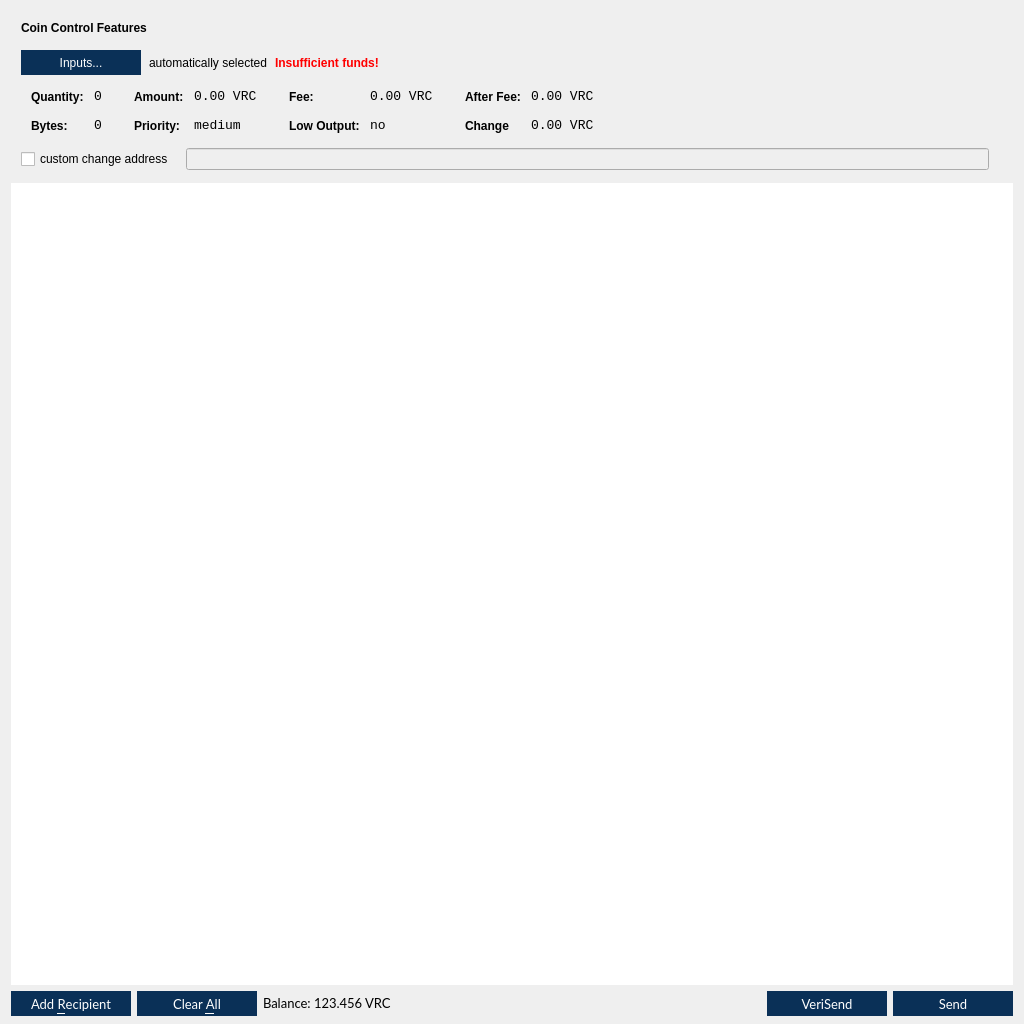
Qt form src/qt/forms/sendcoinsdialog.ui (VeriConomy/vericoin) before a commit.
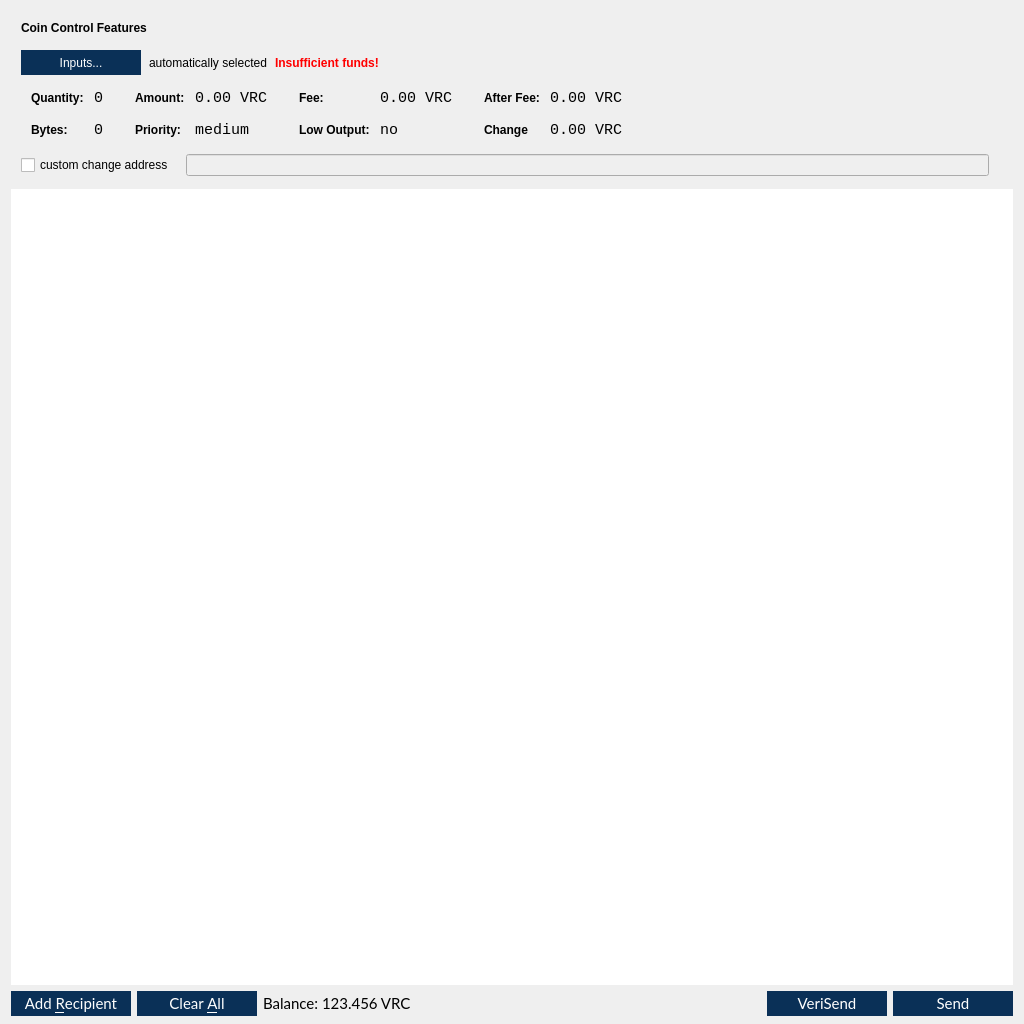
The same form after that commit. Icons and pictures are not drawn.

What changed in the file:
```diff
--- a/src/qt/forms/sendcoinsdialog.ui
+++ b/src/qt/forms/sendcoinsdialog.ui
@@ -239,7 +239,7 @@
                  <property name="font">
                   <font>
                    <family>Monospace</family>
-                   <pointsize>10</pointsize>
+                   <pointsize>11</pointsize>
                   </font>
                  </property>
                  <property name="cursor">
@@ -274,7 +274,7 @@
                  <property name="font">
                   <font>
                    <family>Monospace</family>
-                   <pointsize>10</pointsize>
+                   <pointsize>11</pointsize>
                   </font>
                  </property>
                  <property name="cursor">
@@ -328,7 +328,7 @@
                  <property name="font">
                   <font>
                    <family>Monospace</family>
-                   <pointsize>10</pointsize>
+                   <pointsize>11</pointsize>
                   </font>
                  </property>
                  <property name="cursor">
@@ -360,7 +360,7 @@
                  <property name="font">
                   <font>
                    <family>Monospace</family>
-                   <pointsize>10</pointsize>
+                   <pointsize>11</pointsize>
                   </font>
                  </property>
                  <property name="cursor">
@@ -414,7 +414,7 @@
                  <property name="font">
                   <font>
                    <family>Monospace</family>
-                   <pointsize>10</pointsize>
+                   <pointsize>11</pointsize>
                   </font>
                  </property>
                  <property name="cursor">
@@ -446,7 +446,7 @@
                  <property name="font">
                   <font>
                    <family>Monospace</family>
-                   <pointsize>10</pointsize>
+                   <pointsize>11</pointsize>
                   </font>
                  </property>
                  <property name="cursor">
@@ -500,7 +500,7 @@
                  <property name="font">
                   <font>
                    <family>Monospace</family>
-                   <pointsize>10</pointsize>
+                   <pointsize>11</pointsize>
                   </font>
                  </property>
                  <property name="cursor">
@@ -532,7 +532,7 @@
                  <property name="font">
                   <font>
                    <family>Monospace</family>
-                   <pointsize>10</pointsize>
+                   <pointsize>11</pointsize>
                   </font>
                  </property>
                  <property name="cursor">
@@ -702,7 +702,7 @@
        <property name="font">
         <font>
          <family>Lato</family>
-         <pointsize>10</pointsize>
+         <pointsize>11</pointsize>
         </font>
        </property>
        <property name="toolTip">
@@ -747,7 +747,7 @@
        <property name="font">
         <font>
          <family>Lato</family>
-         <pointsize>10</pointsize>
+         <pointsize>11</pointsize>
         </font>
        </property>
        <property name="toolTip">
@@ -794,7 +794,7 @@
          <property name="font">
           <font>
            <family>Lato</family>
-           <pointsize>10</pointsize>
+           <pointsize>11</pointsize>
           </font>
          </property>
          <property name="text">
@@ -813,7 +813,7 @@
          <property name="font">
           <font>
            <family>Lato</family>
-           <pointsize>10</pointsize>
+           <pointsize>11</pointsize>
           </font>
          </property>
          <property name="cursor">
@@ -853,7 +853,7 @@
        <property name="font">
         <font>
          <family>Lato</family>
-         <pointsize>10</pointsize>
+         <pointsize>11</pointsize>
         </font>
        </property>
        <property name="toolTip">
@@ -898,7 +898,7 @@
        <property name="font">
         <font>
          <family>Lato</family>
-         <pointsize>10</pointsize>
+         <pointsize>11</pointsize>
         </font>
        </property>
        <property name="toolTip">
```
